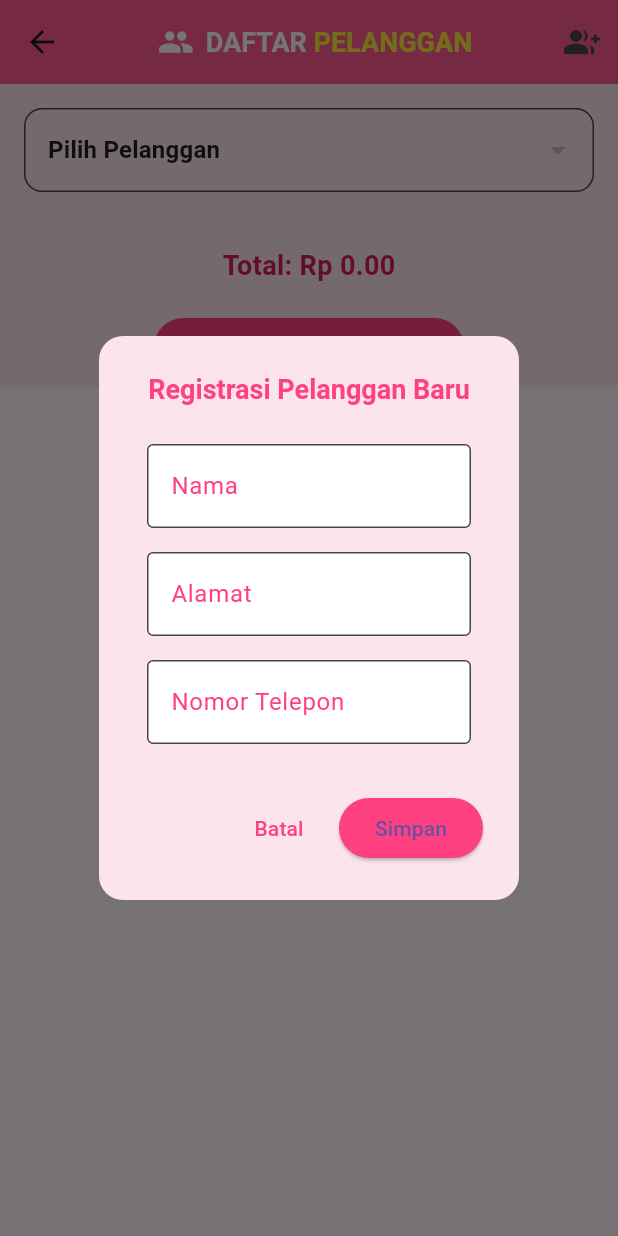
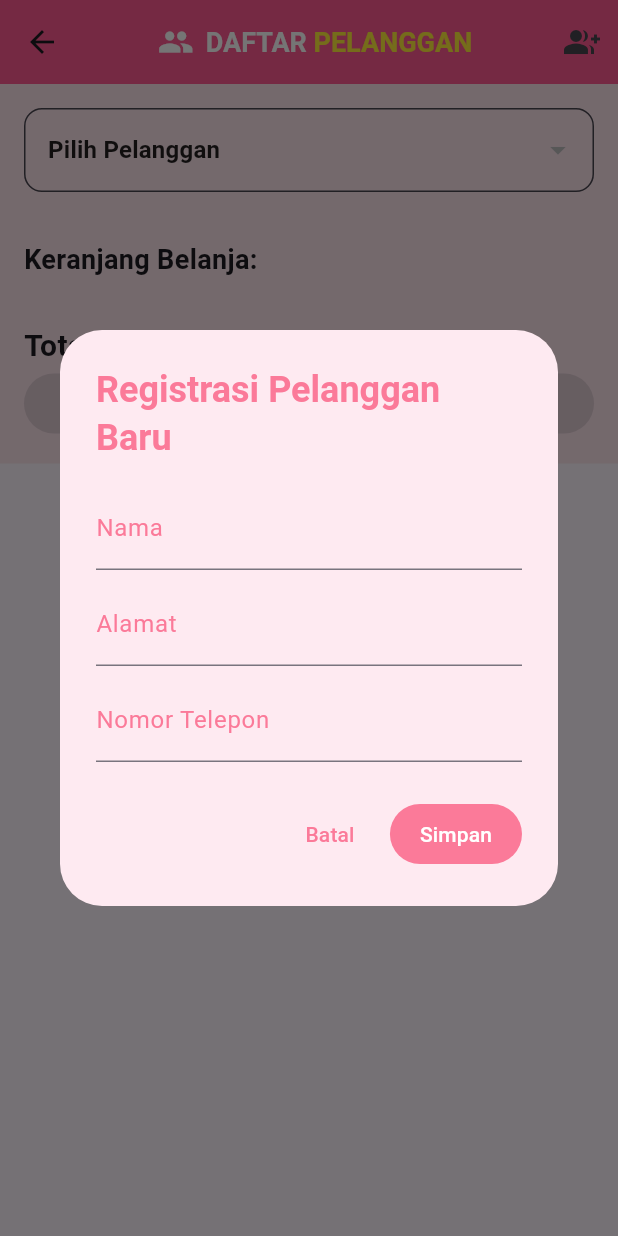
Before and after one commit to Amelia030607/pl2_kasirr, a Flutter app: the TransaksiScreen screen opened directly, after a tap on the "group add" icon, on a phone screen of 412 x 824 dp. Run offline on Flutter 3.47's test engine with Material 3 defaults, Android fonts, the phone set to English and light mode, and no system bars; our stand-ins replace supabase_flutter; accounts and stored records are empty.

Commit message:
fourth_commit

```diff
--- a/lib/transaksi.dart
+++ b/lib/transaksi.dart
@@ -189,83 +189,72 @@ class _TransaksiScreenState extends State<TransaksiScreen> {
     showDialog(
       context: context,
       builder: (context) => AlertDialog(
-        backgroundColor: Colors.pink[50],
-        shape: RoundedRectangleBorder(
-          borderRadius: BorderRadius.circular(16),
-        ),
-        title: Center(
-          child: Text(
+        backgroundColor: Color(0xFFFEEAF1), // Warna pink soft
+        title: Text(
           'Registrasi Pelanggan Baru',
-            style: TextStyle(fontSize: 18, fontWeight: FontWeight.bold, color: Colors.pinkAccent),
+          style: TextStyle(
+            color: Color(0xFFFB7A99), // Warna teks judul pink lembut
+            fontWeight: FontWeight.bold,
           ),
         ),
-        content: SingleChildScrollView(
-          child: Column(
+        content: Column(
           mainAxisSize: MainAxisSize.min,
           children: [
-              Padding(
-                padding: const EdgeInsets.all(8.0),
-                child: TextField(
+            TextField(
               controller: namaController,
               decoration: InputDecoration(
                 labelText: 'Nama',
-                    labelStyle: TextStyle(color: Colors.pinkAccent),
-                    border: OutlineInputBorder(),
-                    filled: true,
-                    fillColor: Colors.white,
+                labelStyle: TextStyle(color: Color(0xFFFB7A99)), // Warna label pink lembut
+                focusedBorder: UnderlineInputBorder(
+                  borderSide: BorderSide(color: Color(0xFFFB7A99)), // Warna garis bawah pink lembut
                 ),
               ),
             ),
-              Padding(
-                padding: const EdgeInsets.all(8.0),
-                child: TextField(
+            SizedBox(height: 8),
+            TextField(
               controller: alamatController,
               decoration: InputDecoration(
                 labelText: 'Alamat',
-                    labelStyle: TextStyle(color: Colors.pinkAccent),
-                    border: OutlineInputBorder(),
-                    filled: true,
-                    fillColor: Colors.white,
+                labelStyle: TextStyle(color: Color(0xFFFB7A99)),
+                focusedBorder: UnderlineInputBorder(
+                  borderSide: BorderSide(color: Color(0xFFFB7A99)),
                 ),
               ),
             ),
-              Padding(
-                padding: const EdgeInsets.all(8.0),
-                child: TextField(
+            SizedBox(height: 8),
+            TextField(
               controller: teleponController,
               decoration: InputDecoration(
                 labelText: 'Nomor Telepon',
-                    labelStyle: TextStyle(color: Colors.pinkAccent),
-                    border: OutlineInputBorder(),
-                    filled: true,
-                    fillColor: Colors.white,
+                labelStyle: TextStyle(color: Color(0xFFFB7A99)),
+                focusedBorder: UnderlineInputBorder(
+                  borderSide: BorderSide(color: Color(0xFFFB7A99)),
                 ),
-                  keyboardType: TextInputType.phone,
               ),
             ),
           ],
-          ),
         ),
         actions: [
           TextButton(
             onPressed: () => Navigator.pop(context),
             child: Text(
               'Batal',
-              style: TextStyle(color: Colors.pinkAccent),
+              style: TextStyle(color: Color(0xFFFB7A99)),
             ),
           ),
-          ElevatedButton(
+          TextButton(
             onPressed: () {
-              _registerMember(namaController.text, alamatController.text, teleponController.text);
+              _registerMember(namaController.text, alamatController.text, teleponController.text); // Mendaftarkan pelanggan
               Navigator.pop(context);
             },
-            style: ElevatedButton.styleFrom(
-              backgroundColor: Colors.pinkAccent,
-              shape: RoundedRectangleBorder(
-                borderRadius: BorderRadius.circular(20),
+            child: Text(
+              'Simpan',
+              style: TextStyle(color: Color(0xFFFFFFFF)), // Warna tombol putih
             ),
+            style: TextButton.styleFrom(
+              backgroundColor: Color(0xFFFB7A99), // Warna tombol pink lembut
+              padding: EdgeInsets.symmetric(horizontal: 20, vertical: 10),
             ),
-            child: Text('Simpan'),
           ),
         ],
       ),
@@ -383,45 +372,94 @@ class _TransaksiScreenState extends State<TransaksiScreen> {
                       subtitle: Column(
                         crossAxisAlignment: CrossAxisAlignment.start,
                         children: [
-                          Text('Harga: Rp ${product['harga']}', style: TextStyle(fontSize: 14)),
-                          Text('Stok: ${product['stok']}', style: TextStyle(fontSize: 14)),
+                          Text('Harga: Rp ${product['harga']}', style: const TextStyle(color: Colors.black87)),
+                          Text('Stok: ${product['stok']}', style: const TextStyle(color: Colors.black87)),
+                          if (_isPelangganMember) ...[
+                            const SizedBox(height: 5),
+                            Text(
+                              'Anda Mendapat Potongan 12%',
+                              style: TextStyle(color: Colors.green, fontWeight: FontWeight.bold),
+                            ),
+                          ],
                           Row(
                             children: [
                               IconButton(
-                                icon: Icon(Icons.add, color: Colors.green),
-                                onPressed: () => _addToCart(product, 1),
+                                icon: const Icon(Icons.remove, color: Colors.pinkAccent),
+                                onPressed: product['selectedQuantity'] > 1
+                                    ? () {
+                                        setState(() {
+                                          product['selectedQuantity']--;
+                                        });
+                                      }
+                                    : null,
                               ),
+                              Text('${product['selectedQuantity']}', style: const TextStyle(color: Colors.black87)),
                               IconButton(
-                                icon: Icon(Icons.remove, color: Colors.red),
-                                onPressed: () => _removeFromCart(product),
+                                icon: const Icon(Icons.add, color: Colors.pinkAccent),
+                                onPressed: product['selectedQuantity'] < product['stok']
+                                    ? () {
+                                        setState(() {
+                                          product['selectedQuantity']++;
+                                        });
+                                      }
+                                    : null,
                               ),
                             ],
                           ),
                         ],
                       ),
+                      trailing: IconButton(
+                        icon: const Icon(Icons.add_shopping_cart, color: Colors.blueAccent),
+                        onPressed: product['stok'] > 0
+                            ? () => _addToCart(product, product['selectedQuantity']) // Menambahkan produk ke keranjang
+                            : null,
+                      ),
                     ),
                   );
                 },
               ),
+              Padding(
+                padding: const EdgeInsets.all(16.0),
+                child: Column(
+                  crossAxisAlignment: CrossAxisAlignment.start,
+                  children: [
+                    const Text(
+                      'Keranjang Belanja:',
+                      style: TextStyle(fontWeight: FontWeight.bold, fontSize: 18),
+                    ),
+                    const SizedBox(height: 10),
+                    ..._keranjang.map((item) {
+                      return ListTile(
+                        title: Text(item['namaproduk']),
+                        subtitle: Text('Harga: Rp ${item['harga']} x ${item['quantity']}'),
+                        trailing: IconButton(
+                          icon: const Icon(Icons.remove_circle, color: Colors.red),
+                          onPressed: () => _removeFromCart(item), // Menghapus produk dari keranjang
+                        ),
+                      );
+                    }).toList(),
                     const SizedBox(height: 20),
                     Text(
                       'Total: Rp ${_calculateTotal().toStringAsFixed(2)}',
-                style: TextStyle(
-                  fontSize: 18,
-                  fontWeight: FontWeight.bold,
-                  color: Colors.pink[600],
+                      style: const TextStyle(fontWeight: FontWeight.bold, fontSize: 20),
                     ),
-              ),
-              const SizedBox(height: 20),
-              ElevatedButton(
-                onPressed: _recordTransaction,
-                child: const Text('Proses Pembayaran'),
+                    SizedBox(
+                      width: double.infinity,
+                      child: ElevatedButton(
                         style: ElevatedButton.styleFrom(
                           backgroundColor: Colors.pinkAccent,
                           shape: RoundedRectangleBorder(
                             borderRadius: BorderRadius.circular(20),
                           ),
-                  padding: EdgeInsets.symmetric(horizontal: 40, vertical: 12),
+                        ),
+                        onPressed: _keranjang.isEmpty ? null : _recordTransaction, // Menyelesaikan transaksi
+                        child: const Text(
+                          'Proses Pembayaran',
+                          style: TextStyle(color: Colors.white),
+                        ),
+                      ),
+                    ),
+                  ],
                 ),
               ),
             ],
```
Lines whose indentation alone changed are shown as unchanged.
